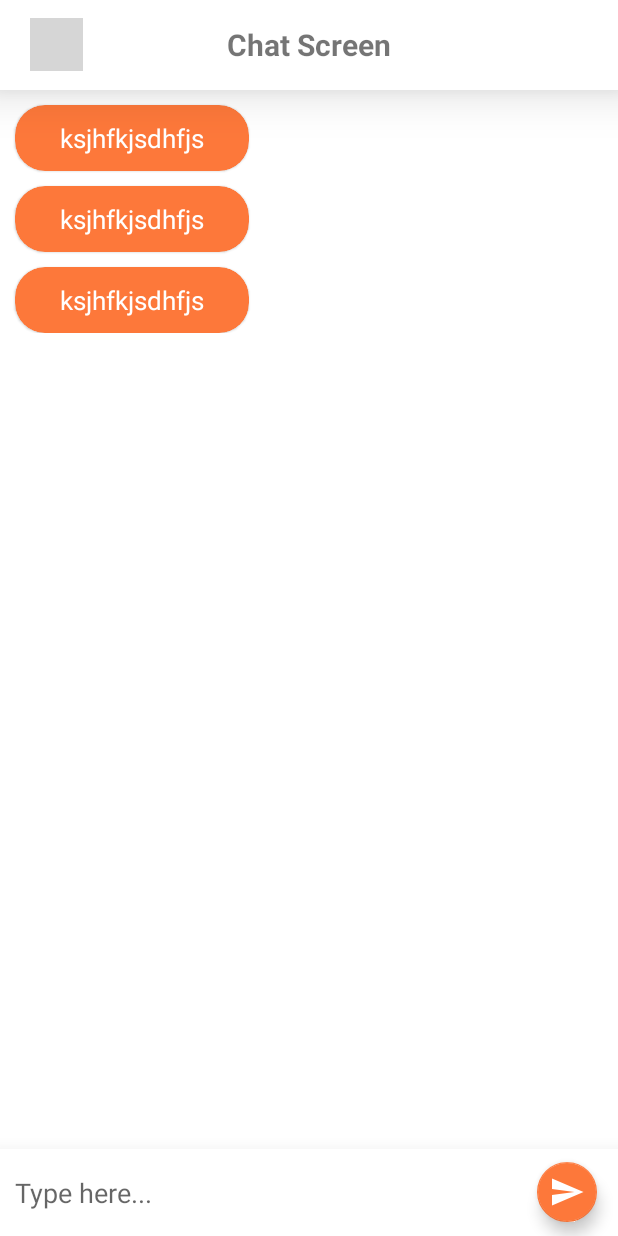
After one commit to Moutamid/MuseumSystemProject, an Android app: the layout activity_convo.xml on its own in the app's theme, with its tools: preview values and no code run, on a phone screen of 412 x 824 dp. The commit adds this screen. Run offline under Robolectric (Android 15) with nearby library versions, the phone set to English and light mode, and no system bars; grey boxes are pictures that could not be loaded.

Commit message:
Business App project: Added ConvoActivity.java

```diff
--- a/app/src/main/java/dev/moutamid/museumsystemproject/startup/AppContext.java
+++ b/app/src/main/java/dev/moutamid/museumsystemproject/startup/AppContext.java
@@ -1,6 +1,8 @@
 package dev.moutamid.museumsystemproject.startup;
 
 import android.app.Application;
+
+import com.google.firebase.database.FirebaseDatabase;
 
 import dev.moutamid.museumsystemproject.utils.Utils;
 
@@ -10,5 +12,6 @@ public class AppContext extends Application {
     public void onCreate() {
         super.onCreate();
         Utils.init(this);
+        FirebaseDatabase.getInstance().setPersistenceEnabled(true);
     }
 }
--- a/app/src/main/java/dev/moutamid/museumsystemproject/utils/Constants.java
+++ b/app/src/main/java/dev/moutamid/museumsystemproject/utils/Constants.java
@@ -18,6 +18,8 @@ public class Constants {
     public static final String USER_MODEL = "userModel";
     public static final String CATALOGUE = "catalogues";
     public static final String RATINGS = "ratings";
+    public static final String RATING_VALUE = "rating_value";
+    public static final String CHATS = "chats";
 
     public static DatabaseReference databaseReference() {
         DatabaseReference databaseReference1 = FirebaseDatabase.getInstance().getReference().child("BusinessProject");
--- /dev/null
+++ b/app/src/main/res/layout/activity_convo.xml
@@ -0,0 +1,100 @@
+<?xml version="1.0" encoding="utf-8"?>
+<RelativeLayout xmlns:android="http://schemas.android.com/apk/res/android"
+    xmlns:app="http://schemas.android.com/apk/res-auto"
+    xmlns:tools="http://schemas.android.com/tools"
+    android:layout_width="match_parent"
+    android:layout_height="match_parent"
+    android:background="@color/white"
+    tools:context=".activities.ConvoActivity">
+
+    <RelativeLayout
+        android:id="@+id/top_layout_COnvo"
+        android:layout_width="match_parent"
+        android:layout_height="60dp"
+        android:background="@color/white"
+        android:elevation="20dp">
+
+        <ImageView
+            android:id="@+id/backBtnConvo"
+            android:layout_width="35dp"
+            android:layout_height="35dp"
+            android:layout_centerVertical="true"
+            android:layout_marginStart="20dp"
+            android:src="@drawable/ic_arrow_back_black_24dp" />
+
+        <TextView
+            android:id="@+id/action_bar_text_view"
+            android:layout_width="wrap_content"
+            android:layout_height="wrap_content"
+            android:layout_centerInParent="true"
+            android:layout_marginStart="20dp"
+            android:autoSizeTextType="uniform"
+            android:breakStrategy="balanced"
+            android:maxLines="1"
+            android:text="Chat Screen"
+            android:textSize="20sp"
+            android:textStyle="bold" />
+
+    </RelativeLayout>
+
+    <androidx.core.widget.NestedScrollView
+        android:layout_width="match_parent"
+        android:layout_height="match_parent"
+        android:layout_above="@id/bottomConvo"
+        android:layout_below="@id/top_layout_COnvo">
+
+        <LinearLayout
+            android:layout_width="match_parent"
+            android:layout_height="wrap_content"
+            android:orientation="vertical">
+
+            <androidx.recyclerview.widget.RecyclerView
+                android:id="@+id/recyclerView_convo"
+                android:layout_width="match_parent"
+                tools:listitem="@layout/layout_mesage_item"
+                android:layout_height="wrap_content" />
+
+            <View
+                android:layout_width="match_parent"
+                android:layout_height="200dp" />
+
+        </LinearLayout>
+
+    </androidx.core.widget.NestedScrollView>
+
+    <RelativeLayout
+        android:id="@+id/bottomConvo"
+        android:layout_width="match_parent"
+        android:layout_height="wrap_content"
+        android:background="@color/white"
+        android:layout_alignParentBottom="true"
+        android:elevation="20dp">
+
+        <EditText
+            android:layout_width="match_parent"
+            android:layout_height="wrap_content"
+            android:layout_centerVertical="true"
+            android:layout_toStartOf="@id/sendBtnConvo"
+            android:background="@color/white"
+            android:id="@+id/editTextConvo"
+            android:hint="Type here..."
+            android:inputType="textMultiLine"
+            android:paddingHorizontal="10dp" />
+
+
+        <com.google.android.material.floatingactionbutton.FloatingActionButton
+            android:id="@+id/sendBtnConvo"
+            android:layout_width="wrap_content"
+            android:layout_height="wrap_content"
+            android:layout_alignParentEnd="true"
+            android:layout_centerVertical="true"
+            android:layout_marginEnd="10dp"
+            android:layout_marginBottom="10dp"
+            android:src="@drawable/ic_send_white_24dp"
+            app:backgroundTint="@color/orange_premium"
+            app:fabSize="mini"
+            app:tint="@color/white" />
+
+    </RelativeLayout>
+
+</RelativeLayout>
--- /dev/null
+++ b/app/src/main/res/layout/layout_mesage_item.xml
@@ -0,0 +1,21 @@
+<?xml version="1.0" encoding="utf-8"?>
+<com.google.android.material.card.MaterialCardView xmlns:android="http://schemas.android.com/apk/res/android"
+    xmlns:app="http://schemas.android.com/apk/res-auto"
+    android:layout_width="wrap_content"
+    android:layout_height="wrap_content"
+    android:layout_marginHorizontal="10dp"
+    android:layout_marginTop="10dp"
+    app:cardBackgroundColor="@color/orange_premium"
+    app:cardCornerRadius="20dp">
+
+    <TextView
+        android:layout_width="match_parent"
+        android:layout_height="wrap_content"
+        android:layout_marginHorizontal="20dp"
+        android:padding="10dp"
+        android:id="@+id/item_message"
+        android:text="ksjhfkjsdhfjs"
+        android:textColor="@color/white"
+        android:textSize="17sp" />
+
+</com.google.android.material.card.MaterialCardView>
```
Also changed, not shown: app/src/main/AndroidManifest.xml (+5 -2 lines), app/src/main/java/dev/moutamid/museumsystemproject/activities/AdminHomeActivity.java (+8 -0 lines), app/src/main/java/dev/moutamid/museumsystemproject/activities/BusinessDetailActivity.java (+15 -0 lines), app/src/main/java/dev/moutamid/museumsystemproject/activities/ConvoActivity.java (added, +144 -0 lines), app/src/main/res/drawable/ic_baseline_chat_24.xml (added, +11 -0 lines), app/src/main/res/layout/activity_admin_home.xml (+15 -0 lines), app/src/main/res/layout/activity_business_detail.xml (+18 -5 lines), app/src/main/res/drawable/ic_send_white_24dp.png (added).
